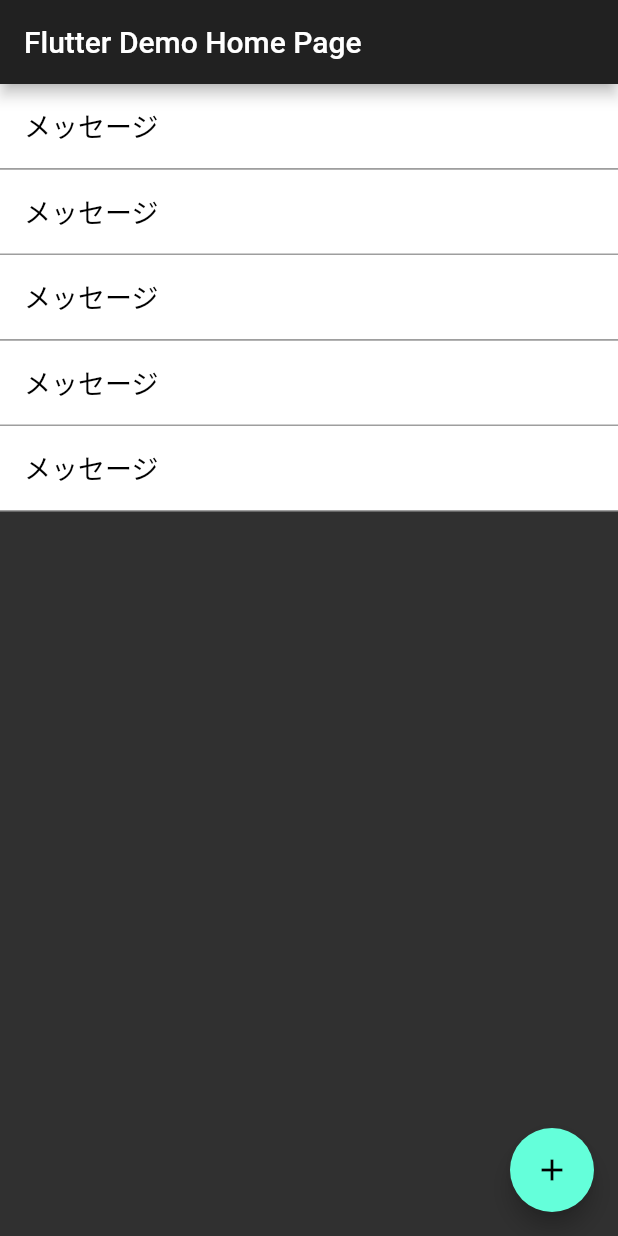
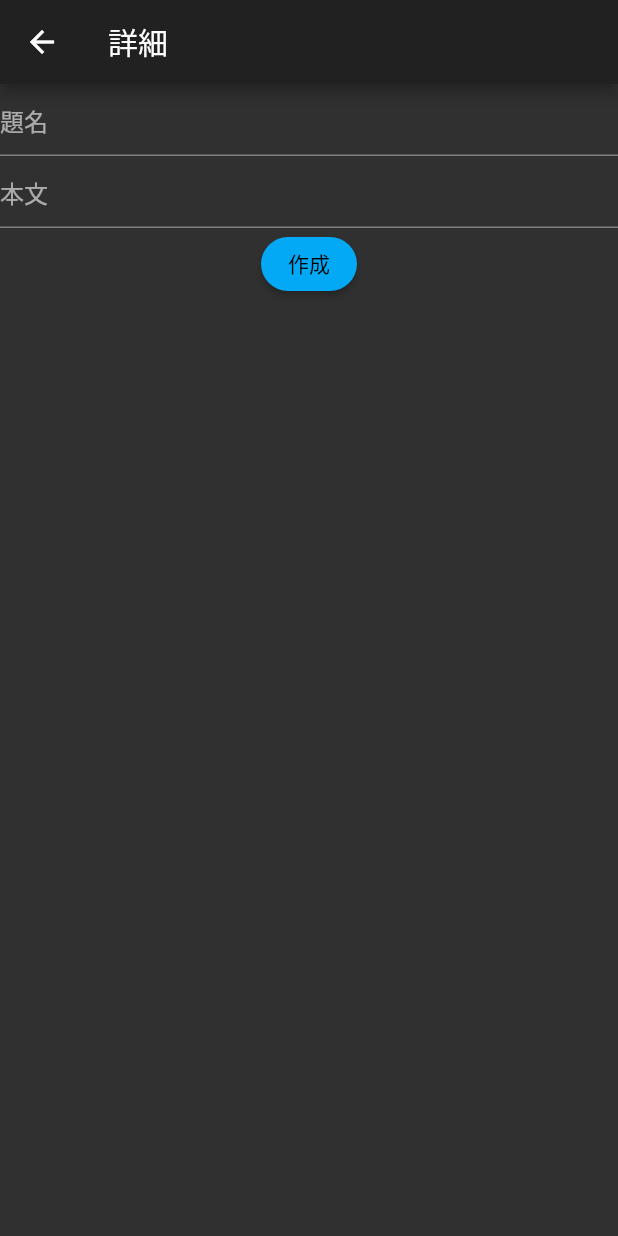
Before and after one commit to NaokiNishizawa/flutter_todo, a Flutter app: the screen it shows after launch, after a tap on the "add" icon, on a phone screen of 412 x 824 dp. Run offline on Flutter 3.47's test engine with Material 2 defaults, Android fonts, the phone set to English and light mode, and no system bars.

Commit message:
詳細画面のベースを作成

```diff
--- a/flutter_todo/lib/main.dart
+++ b/flutter_todo/lib/main.dart
@@ -1,4 +1,5 @@
 import 'package:flutter/material.dart';
+import 'package:flutter_todo/todoDetailsPage.dart';
 
 void main() {
   runApp(MyApp());
@@ -9,9 +10,13 @@ class MyApp extends StatelessWidget {
   @override
   Widget build(BuildContext context) {
     return MaterialApp(
-      title: 'Flutter Demo',
-      theme: new ThemeData.dark(),
-      home: MyHomePage(title: 'Flutter Demo Home Page'),
+        title: 'Flutter Demo',
+        theme: new ThemeData.dark(),
+        home: MyHomePage(title: 'flutter_todo'),
+        routes: <String, WidgetBuilder>{
+          '/home': (BuildContext context) => new MyHomePage(title: 'flutter_todo'),
+          '/detailPage': (BuildContext context) => new TodoDetailsPage()
+        }
     );
   }
 }
@@ -25,35 +30,23 @@ class MyHomePage extends StatefulWidget {
 }
 
 class _MyHomePageState extends State<MyHomePage> {
-  void _incrementCounter() {
-    setState(() {
-      // TODO 詳細画面遷移処理
-    });
-    print("onTap floatingActionButton.");
+  void _goTodoDetailsPage() {
+    Navigator.of(context).pushNamed("/detailPage");
   }
 
   @override
   Widget build(BuildContext context) {
-    var list = [
-      "メッセージ",
-      "メッセージ",
-      "メッセージ",
-      "メッセージ",
-      "メッセージ",
-    ];
+    var list = [];
 
     return Scaffold(
-      appBar: AppBar(
-        title: Text(widget.title),
-      ),
       body: ListView.builder(
           itemCount: list.length,
           itemBuilder: (BuildContext context, int index) {
             return _messageItem(list[index]);
           }),
       floatingActionButton: FloatingActionButton(
-        onPressed: _incrementCounter,
-        tooltip: 'Increment',
+        onPressed: _goTodoDetailsPage,
+        tooltip: 'goDetailsPage',
         child: Icon(Icons.add),
       ), // This trailing comma makes auto-formatting nicer for build methods.
     );
--- /dev/null
+++ b/flutter_todo/lib/todoDetailsPage.dart
@@ -0,0 +1,80 @@
+import 'package:flutter/material.dart';
+
+class TodoDetailsPage extends StatefulWidget {
+  @override
+  State<StatefulWidget> createState() => _MainState();
+}
+
+class _MainState extends State<TodoDetailsPage> {
+  String title = "";
+  String detail = "";
+  TextEditingController _titleController;
+  TextEditingController _detailController;
+
+  @override
+  void initState() {
+    super.initState();
+  }
+
+  @override
+  Widget build(BuildContext context) {
+    return Scaffold(
+      appBar: AppBar(title: const Text("詳細")),
+      body: Container(
+        child: Column(
+          mainAxisAlignment: MainAxisAlignment.start,
+          children: <Widget>[
+            TextFormField(
+              controller: _titleController,
+              keyboardType: TextInputType.multiline,
+              maxLines: null,
+              decoration: const InputDecoration(
+                border: const UnderlineInputBorder(),
+                hintText: "題名",
+              ),
+              onChanged: (value) {
+                setState(() {
+                  title = value;
+                });
+              },
+            ),
+            TextFormField(
+              controller: _detailController,
+              keyboardType: TextInputType.multiline,
+              maxLines: null,
+              decoration: const InputDecoration(
+                border: const UnderlineInputBorder(),
+                hintText: "本文",
+              ),
+              onChanged: (value) {
+                setState(() {
+                  detail = value;
+                });
+              },
+            ),
+            ElevatedButton(
+              child: const Text('作成'),
+              style: ElevatedButton.styleFrom(
+                primary: Colors.lightBlue,
+                onPrimary: Colors.black,
+                shape: const StadiumBorder(),
+              ),
+              onPressed: () {
+                // TODO 保存処理
+                Navigator.of(context).pop();
+              },
+            ),
+          ],
+        ),
+      ),
+    );
+  }
+
+  @override
+  void dispose() {
+    _titleController?.dispose();
+    _detailController?.dispose();
+
+    super.dispose();
+  }
+}
```
